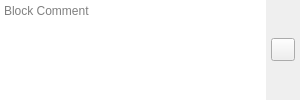
First picture: the form in UI/Arduino/glitch-object-block-comment-arduino.ui, repository textbrowser/glitch, before the edit.
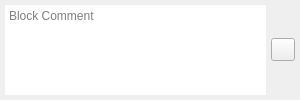
Second picture: the form after the edit. Icons and pictures are not drawn.

What changed in the file:
```diff
--- a/UI/Arduino/glitch-object-block-comment-arduino.ui
+++ b/UI/Arduino/glitch-object-block-comment-arduino.ui
@@ -18,16 +18,16 @@
     <number>5</number>
    </property>
    <property name="leftMargin">
-    <number>0</number>
+    <number>5</number>
    </property>
    <property name="topMargin">
-    <number>0</number>
+    <number>5</number>
    </property>
    <property name="rightMargin">
     <number>5</number>
    </property>
    <property name="bottomMargin">
-    <number>0</number>
+    <number>5</number>
    </property>
    <item>
     <widget class="QPlainTextEdit" name="comment">
```
